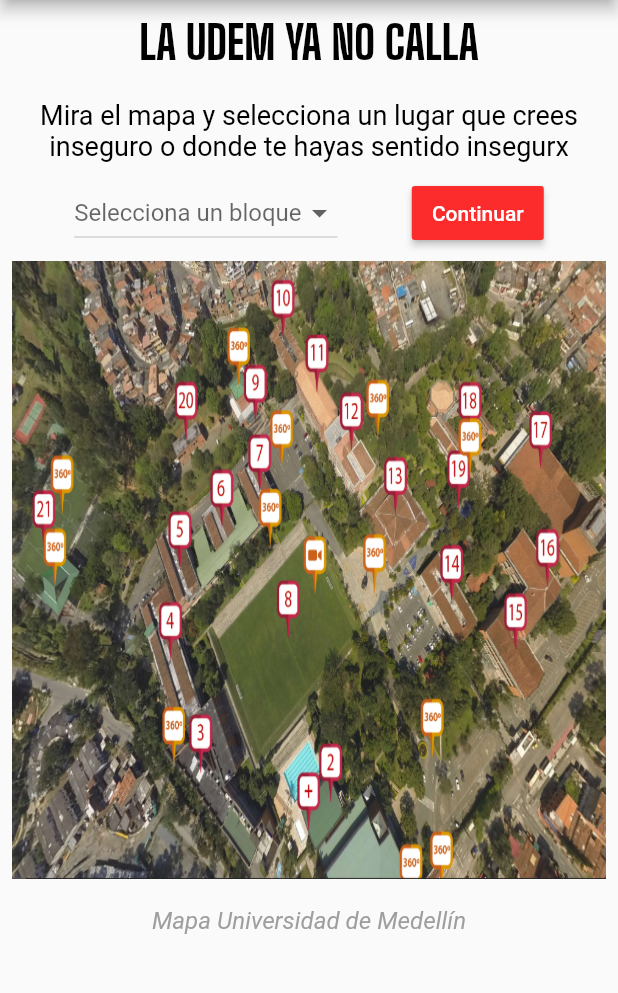
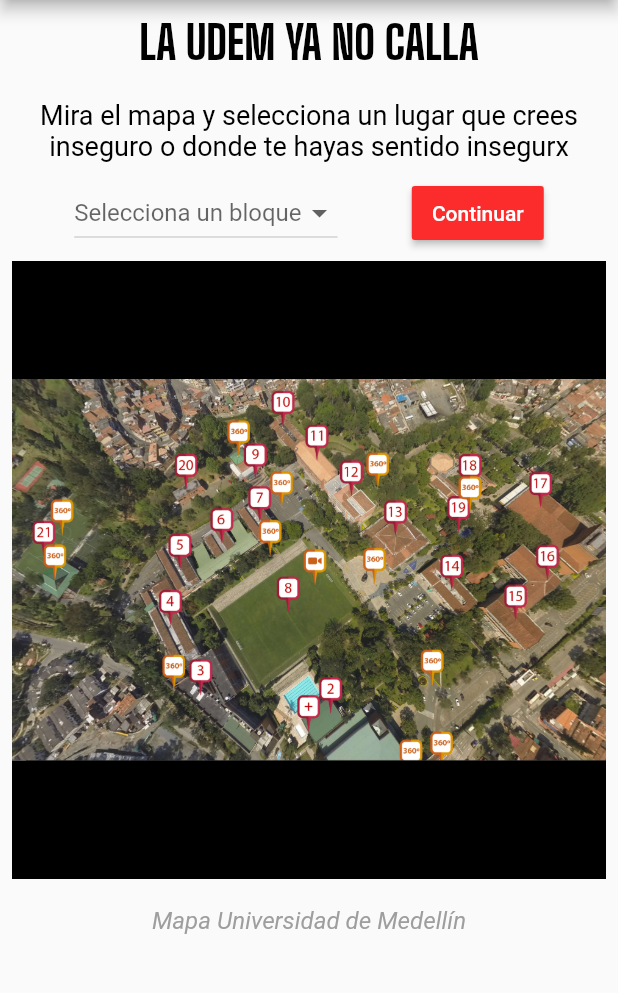
Before and after one commit to diegojuan2104/FranjaRojapp, a Flutter app: the CartographicExercise screen opened by its route, on a phone screen of 412 x 824 dp, the part 84-1077 px from its top. Run offline on Flutter 3.47's test engine with Material 2 defaults, Android fonts, the phone set to English and light mode, and no system bars; drawn by our look-alikes of photo_view; our stand-ins replace carousel_slider, cloud_firestore, firebase_auth, firebase_core, firebase_database, flutter_spinkit and 2 more; accounts and stored records are empty.

```diff
--- a/lib/components/stack_avatar.dart
+++ b/lib/components/stack_avatar.dart
@@ -63,7 +63,7 @@ class DraggablePart extends StatelessWidget {
               h * Constants.TAB_BAR_SIZE -
               100 -
               list_medidas[1] * item.sizeh;
-          final double offsetXYBR = 86;
+          final double offsetXYBR = 110;
           final double offsetXYTL = 30.0;
           item_data.sizeTrah = 0;
           item_data.setValueListTop(
--- a/lib/constants/constants.dart
+++ b/lib/constants/constants.dart
@@ -1,8 +1,8 @@
 import 'package:flutter/material.dart';
 import 'package:franja_rojapp/components/grid_avatar.dart';
-import 'package:franja_rojapp/models/QuestionModel.dart';
 import 'package:franja_rojapp/models/avatar_grid_part.dart';
 import 'package:franja_rojapp/models/avatar_stack_part.dart';
+import 'package:franja_rojapp/models/questionModel.dart';
 import 'dart:math';
 
 import 'package:franja_rojapp/services/database.dart';
@@ -91,7 +91,7 @@ moreQuestions(context, franjas) {
                 child: Text("No"),
                 onPressed: () {
                   Navigator.of(context).pop();
-                  Navigator.of(context).pop();
+                  Navigator.of(context).pop(true);
                 },
               ),
             ],
@@ -294,6 +294,7 @@ class Constants {
       "plantas": [witdh * 0.254, height * 0.1315],
       "cuerpo": [witdh * 0.254, height * 0.1315],
       "cabellos": [witdh * 0.636, 0.184 * height],
+      'especiales': [witdh * 0.4, height * 0.2]
     };
     return dict;
   }
@@ -310,6 +311,7 @@ class Constants {
           fillList(getImgPaths('bodypart', 'partescuerpoapp', 12), 1.0, 1.0, 0),
       "plantas": fillList(getImgPaths('planta', 'plantasapp', 17), 1.0, 1.0, 0),
       "cabellos": fillList(getImgPaths('pelo', 'pelosapp', 2), 1.0, 1.0, 0),
+      "especiales": fillList(getImgPaths('ojos', 'ojosapp', 42), 1.0, 1.0, 0),
     };
     dict["ojos"][0].numFranjas = 0;
     dict["nariz"][0].numFranjas = 0;
--- a/lib/screens/menu/avatar.dart
+++ b/lib/screens/menu/avatar.dart
@@ -96,6 +96,7 @@ class _AvatarPageState extends State<AvatarPage> {
       ProviderInfo prov2}) {
     List lista = prov.getListTabs(s: scrollController);
     lista.add(TabWidgetColor(scrollController: scrollController));
+
     return DefaultTabController(
         length: 10,
         child: Scaffold(
@@ -115,8 +116,9 @@ class _AvatarPageState extends State<AvatarPage> {
       double sizeH,
       double sizeW,
       ProviderInfo prov2}) {
+      double sizeS = (sizeH * Constants.TAB_BAR_SIZE);
     return PreferredSize(
-      preferredSize: Size.fromHeight(sizeH * Constants.TAB_BAR_SIZE),
+      preferredSize: Size.fromHeight(sizeS+ (sizeH < 520 ? 30 : 0)) ,
       child: GestureDetector(
         onTap: onClicked,
         child: AppBar(
--- a/lib/screens/menu/question.dart
+++ b/lib/screens/menu/question.dart
@@ -3,6 +3,7 @@ import 'package:flutter/services.dart';
 import 'package:franja_rojapp/components/answer_button.dart';
 import 'package:franja_rojapp/components/loading.dart';
 import 'package:franja_rojapp/constants/constants.dart';
+import 'package:franja_rojapp/providers/data.dart';
 
 import 'package:franja_rojapp/services/database.dart';
 import 'package:provider/provider.dart';
@@ -235,6 +236,7 @@ class _QuestionState extends State<Question> {
                   setState(() {
                     answerSelected = answer;
                   });
+
                   submitAnswer(context);
                 }),
           );
@@ -254,6 +256,7 @@ class _QuestionState extends State<Question> {
         }
       }
       moreQuestions(context, franjas);
+
       await DatabaseService().createAnswerRegister(
         openQuestion ? openAnswerController.text : answers[answerSelected],
         questionId,
--- a/lib/screens/menu/tendedero/cartographic_exercise.dart
+++ b/lib/screens/menu/tendedero/cartographic_exercise.dart
@@ -2,6 +2,7 @@ import 'package:flutter/material.dart';
 import 'package:franja_rojapp/components/main_appbar.dart';
 import 'package:franja_rojapp/providers/Providerinfo.dart';
 import 'package:provider/provider.dart';
+import 'package:photo_view/photo_view.dart';
 
 class CartographicExercise extends StatefulWidget {
   CartographicExercise({Key key}) : super(key: key);
@@ -109,15 +110,20 @@ class _CartographicExerciseState extends State<CartographicExercise> {
                   Padding(
                     padding: const EdgeInsets.all(8.0),
                     child: Container(
-                      width: MediaQuery.of(context).size.width,
-                      height: MediaQuery.of(context).size.width,
-                      decoration: BoxDecoration(
-                        image: DecorationImage(
-                          fit: BoxFit.fill,
-                          image: AssetImage("assets/images/UdemMap.png"),
-                        ),
-                      ),
-                    ),
+                        width: MediaQuery.of(context).size.width,
+                        height: MediaQuery.of(context).size.width,
+                        child: AspectRatio(
+                          aspectRatio: 16 / 9,
+                          child: ClipRect(
+                            child: PhotoView(
+                              imageProvider:
+                                  AssetImage("assets/images/UdemMap.png"),
+                              minScale: PhotoViewComputedScale.contained * 0.8,
+                              maxScale: PhotoViewComputedScale.covered * 5,
+                              initialScale:  PhotoViewComputedScale.covered *1,
+                            ),
+                          ),
+                        )),
                   ),
                   Padding(
                       padding: const EdgeInsets.all(10.0),
--- a/lib/services/database.dart
+++ b/lib/services/database.dart
@@ -2,7 +2,7 @@ import 'package:cloud_firestore/cloud_firestore.dart';
 import 'package:firebase_auth/firebase_auth.dart';
 import 'package:firebase_database/firebase_database.dart';
 import 'package:franja_rojapp/models/ProfileModel.dart';
-import 'package:franja_rojapp/models/QuestionModel.dart';
+import 'package:franja_rojapp/models/questionModel.dart';
 import 'package:franja_rojapp/services/auth.dart';
 
 class DatabaseService {
--- a/pubspec.yaml
+++ b/pubspec.yaml
@@ -37,6 +37,7 @@ dependencies:
   sliding_up_panel: ^1.0.2
   url_launcher: ^5.4.2
   firebase_database: ^4.0.0
+  photo_view: ^0.11.1
 
 dev_dependencies:
   flutter_test:
```
Also changed, not shown: lib/components/grid_avatar.dart (+22 -5 lines), lib/providers/data.dart (+7 -6 lines), pubspec.lock.
